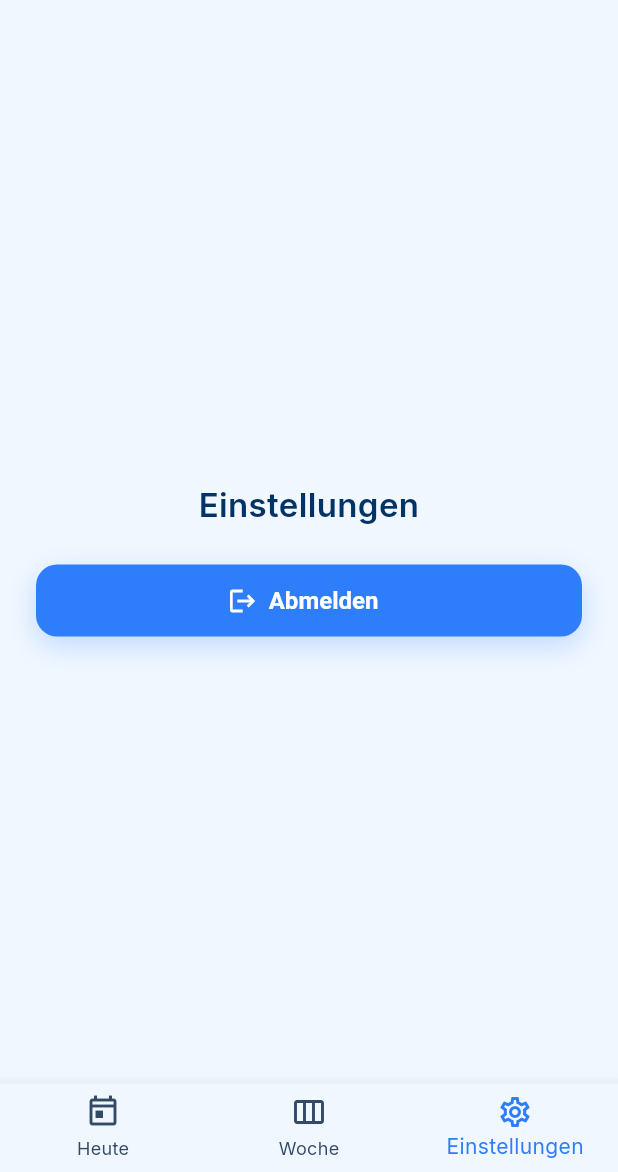
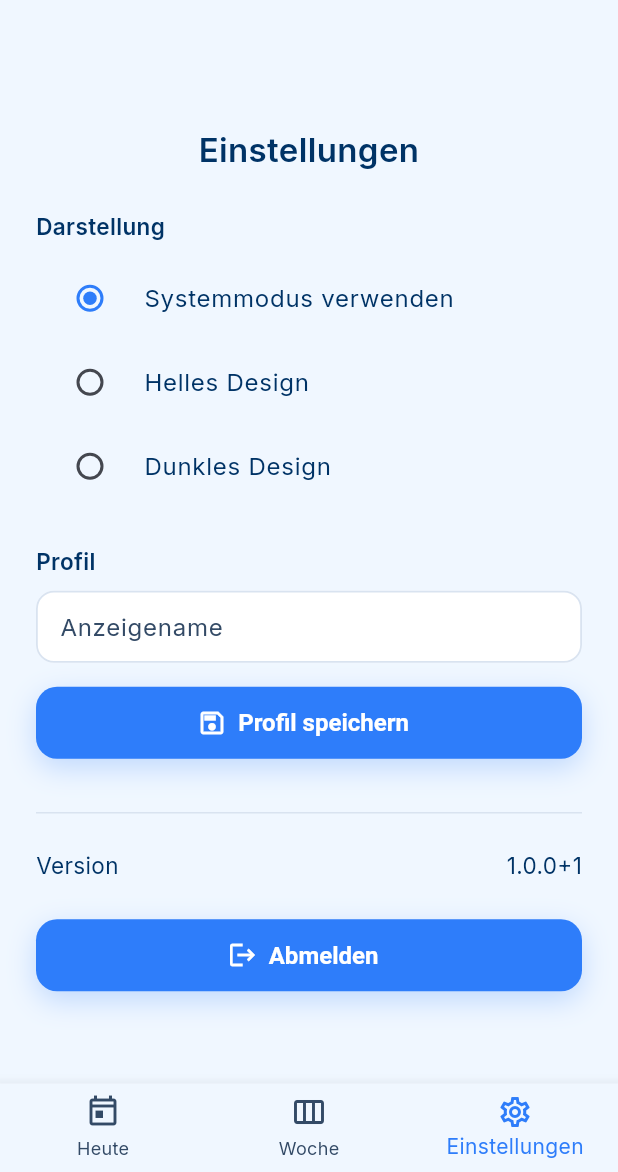
Before and after one commit to AlexBuchnerTeacher/reflecto, a Flutter app: the screen it shows once a user with an empty profile is signed in, item 3 of the bottom bar chosen, on a phone screen of 412 x 824 dp, the part 64-1236 px from its top. Run offline on Flutter 3.47's test engine with Material 3 defaults, Android fonts, the phone set to English and light mode, and no system bars; our stand-ins replace cloud_firestore, firebase_auth, firebase_core, flutter_riverpod, google_fonts, package_info_plus and 1 more; accounts and stored records are empty; network calls fail; statements that could not run were skipped.

Commit message:
feat(settings): add theme mode (system/light/dark) with persistence, profile edit (displayName), and version display

```diff
--- a/lib/app.dart
+++ b/lib/app.dart
@@ -4,18 +4,25 @@ import 'package:flutter_riverpod/flutter_riverpod.dart';
 import 'theme/reflecto_theme.dart';
 import 'screens/auth_screen.dart';
 import 'screens/home_screen.dart';
+import 'providers/settings_providers.dart';
 
-class ReflectoApp extends StatelessWidget {
+class ReflectoApp extends ConsumerWidget {
   const ReflectoApp({super.key});
 
   @override
-  Widget build(BuildContext context) {
+  Widget build(BuildContext context, WidgetRef ref) {
+    final appMode = ref.watch(themeModeProvider);
     return MaterialApp(
       title: 'Reflecto',
       debugShowCheckedModeBanner: false,
       theme: ReflectoTheme.light(),
       darkTheme: ReflectoTheme.dark(),
-      themeMode: ThemeMode.system,
+      themeMode: switch (appMode) {
+        AppThemeMode.system => ThemeMode.system,
+        AppThemeMode.light => ThemeMode.light,
+        AppThemeMode.dark => ThemeMode.dark,
+      },
+      // Use provider's material theme mode mapped from state
       home: Consumer(
         builder: (context, ref, _) {
           final authStream = FirebaseAuth.instance.authStateChanges();
--- a/lib/screens/settings_screen.dart
+++ b/lib/screens/settings_screen.dart
@@ -1,22 +1,85 @@
 import 'package:flutter/material.dart';
+import 'package:flutter_riverpod/flutter_riverpod.dart';
+import 'package:firebase_auth/firebase_auth.dart';
+import 'package:package_info_plus/package_info_plus.dart';
+
 import '../widgets/reflecto_button.dart';
 import '../services/auth_service.dart';
+import '../services/firestore_service.dart';
+import '../models/user_model.dart';
+import '../providers/settings_providers.dart';
 
-class SettingsScreen extends StatefulWidget {
+class SettingsScreen extends ConsumerStatefulWidget {
   const SettingsScreen({super.key});
 
   @override
-  State<SettingsScreen> createState() => _SettingsScreenState();
+  ConsumerState<SettingsScreen> createState() => _SettingsScreenState();
 }
 
-class _SettingsScreenState extends State<SettingsScreen> {
+class _SettingsScreenState extends ConsumerState<SettingsScreen> {
   final _auth = AuthService();
   bool _loading = false;
+  final _nameCtrl = TextEditingController();
+  String? _email;
+  String? _version;
+
+  @override
+  void initState() {
+    super.initState();
+    final user = FirebaseAuth.instance.currentUser;
+    _email = user?.email;
+    _nameCtrl.text = user?.displayName ?? '';
+    _loadVersion();
+  }
+
+  @override
+  void dispose() {
+    _nameCtrl.dispose();
+    super.dispose();
+  }
+
+  Future<void> _loadVersion() async {
+    final info = await PackageInfo.fromPlatform();
+    if (!mounted) return;
+    setState(() => _version = '${info.version}+${info.buildNumber}');
+  }
 
   Future<void> _signOut() async {
     setState(() => _loading = true);
     try {
       await _auth.signOut();
+    } finally {
+      if (mounted) setState(() => _loading = false);
+    }
+  }
+
+  Future<void> _saveProfile() async {
+    final user = FirebaseAuth.instance.currentUser;
+    if (user == null) return;
+    final newName = _nameCtrl.text.trim();
+    if (newName.isEmpty) return;
+    setState(() => _loading = true);
+    try {
+      await user.updateDisplayName(newName);
+      await FirestoreService().saveUserData(
+        AppUser(
+          uid: user.uid,
+          displayName: newName,
+          email: user.email,
+          photoUrl: user.photoURL,
+        ),
+      );
+      if (mounted) {
+        ScaffoldMessenger.of(
+          context,
+        ).showSnackBar(const SnackBar(content: Text('Profil gespeichert')));
+      }
+    } catch (e) {
+      if (mounted) {
+        ScaffoldMessenger.of(
+          context,
+        ).showSnackBar(SnackBar(content: Text('Fehler beim Speichern: $e')));
+      }
     } finally {
       if (mounted) setState(() => _loading = false);
     }
@@ -30,15 +93,66 @@ class _SettingsScreenState extends State<SettingsScreen> {
         constraints: const BoxConstraints(maxWidth: maxWidth),
         child: Padding(
           padding: const EdgeInsets.all(24),
-          child: Column(
-            mainAxisSize: MainAxisSize.min,
-            crossAxisAlignment: CrossAxisAlignment.stretch,
+          child: ListView(
+            shrinkWrap: true,
             children: [
               const Text(
                 'Einstellungen',
                 textAlign: TextAlign.center,
                 style: TextStyle(fontSize: 22, fontWeight: FontWeight.w600),
               ),
+              const SizedBox(height: 24),
+
+              // Theme
+              const Text(
+                'Darstellung',
+                style: TextStyle(fontWeight: FontWeight.w600),
+              ),
+              const SizedBox(height: 8),
+              const _ThemeSection(),
+              const SizedBox(height: 24),
+
+              // Profile
+              const Text(
+                'Profil',
+                style: TextStyle(fontWeight: FontWeight.w600),
+              ),
+              const SizedBox(height: 8),
+              TextField(
+                controller: _nameCtrl,
+                decoration: const InputDecoration(
+                  labelText: 'Anzeigename',
+                  border: OutlineInputBorder(
+                    borderRadius: BorderRadius.all(Radius.circular(12)),
+                  ),
+                ),
+              ),
+              const SizedBox(height: 8),
+              if (_email != null && _email!.isNotEmpty)
+                Text(
+                  'E-Mail: $_email',
+                  style: const TextStyle(color: Colors.grey),
+                ),
+              const SizedBox(height: 8),
+              Align(
+                alignment: Alignment.centerLeft,
+                child: ReflectoButton(
+                  text: _loading ? 'Speichern…' : 'Profil speichern',
+                  icon: Icons.save_outlined,
+                  onPressed: _loading ? null : _saveProfile,
+                ),
+              ),
+
+              const SizedBox(height: 24),
+              const Divider(),
+              const SizedBox(height: 12),
+
+              // Version
+              Row(
+                mainAxisAlignment: MainAxisAlignment.spaceBetween,
+                children: [const Text('Version'), Text(_version ?? '…')],
+              ),
+
               const SizedBox(height: 24),
               ReflectoButton(
                 text: _loading ? 'Abmelden…' : 'Abmelden',
@@ -52,3 +166,34 @@ class _SettingsScreenState extends State<SettingsScreen> {
     );
   }
 }
+
+class _ThemeSection extends ConsumerWidget {
+  const _ThemeSection();
+  @override
+  Widget build(BuildContext context, WidgetRef ref) {
+    final mode = ref.watch(themeModeProvider);
+    void setMode(AppThemeMode m) => ref.read(themeModeProvider.notifier).set(m);
+    return Column(
+      children: [
+        RadioListTile<AppThemeMode>(
+          value: AppThemeMode.system,
+          groupValue: mode,
+          onChanged: (v) => v == null ? null : setMode(v),
+          title: const Text('Systemmodus verwenden'),
+        ),
+        RadioListTile<AppThemeMode>(
+          value: AppThemeMode.light,
+          groupValue: mode,
+          onChanged: (v) => v == null ? null : setMode(v),
+          title: const Text('Helles Design'),
+        ),
+        RadioListTile<AppThemeMode>(
+          value: AppThemeMode.dark,
+          groupValue: mode,
+          onChanged: (v) => v == null ? null : setMode(v),
+          title: const Text('Dunkles Design'),
+        ),
+      ],
+    );
+  }
+}
--- a/pubspec.yaml
+++ b/pubspec.yaml
@@ -42,6 +42,8 @@ dependencies:
   flutter_riverpod: ^2.5.1
   http: ^1.5.0
   intl: ^0.19.0
+  package_info_plus: ^8.0.0
+  shared_preferences: ^2.2.2
 
 dev_dependencies:
   flutter_test:
```
Also changed, not shown: lib/providers/settings_providers.dart (added, +50 -0 lines), pubspec.lock, 1 other file.
